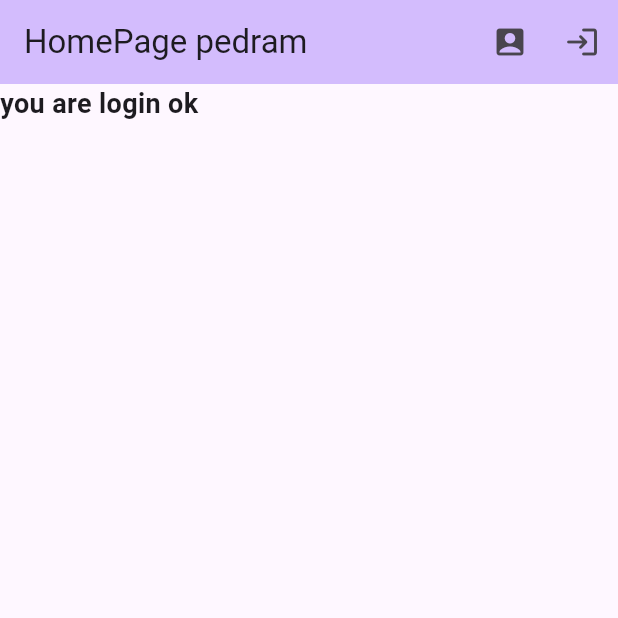
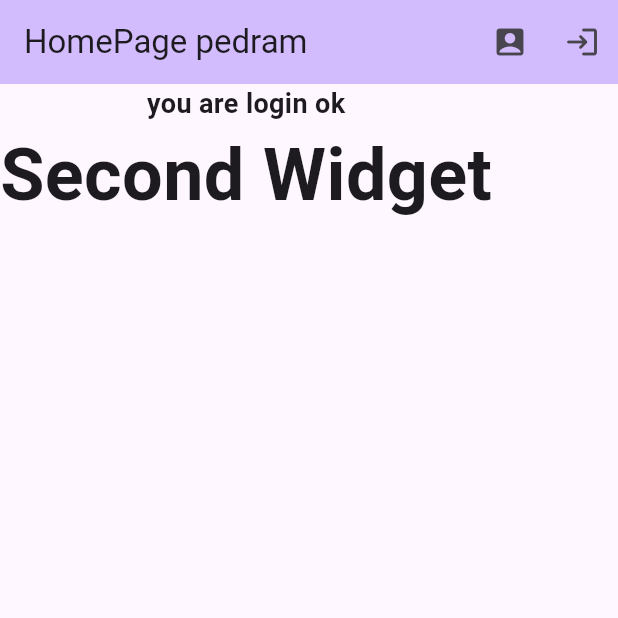
Before and after one commit to ghaneipour/flutterNewMynote, a Flutter app: the screen it shows after launch, on a phone screen of 412 x 824 dp, the top half of it. Run offline on Flutter 3.47's test engine with Material 2 defaults, Android fonts, the phone set to English and light mode, and no system bars.

Commit message:
constract main

```diff
--- a/lib/main.dart
+++ b/lib/main.dart
@@ -73,9 +73,37 @@ class HomePage extends StatelessWidget {
                   MaterialPageRoute(builder: (context) => LoginView()));
             },
           ),
+          condition(),
           ],
         ),
 
     );
   }
+
+
+  final checked = true;
+
+  Widget condition() {
+    Widget widget=Container();
+    switch (checked) {
+      case true:
+        widget = Text(
+          'Second Widget',
+          style: TextStyle(
+            fontSize: 48,
+            fontWeight: FontWeight.bold,
+          ),
+        );
+        break;
+      case false:
+        widget = Container();
+        break;
+      default:
+        widget = Container();
+    }
+
+    // Finally returning a Widget
+    return widget;
+  }
+
 }
```
